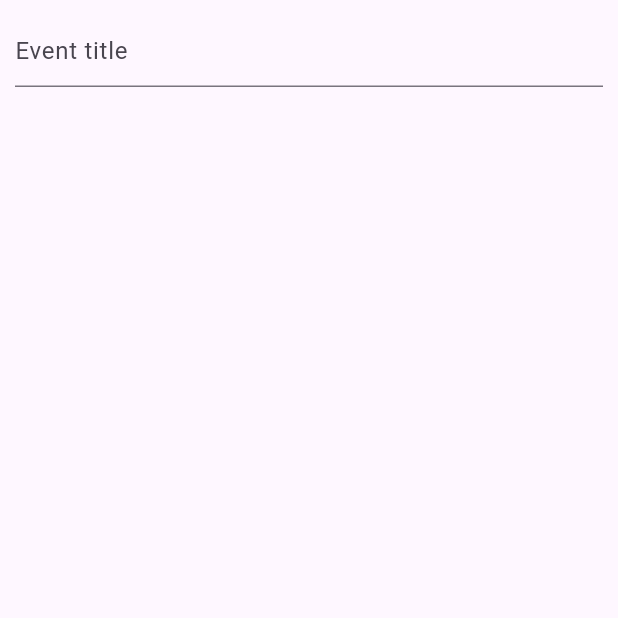
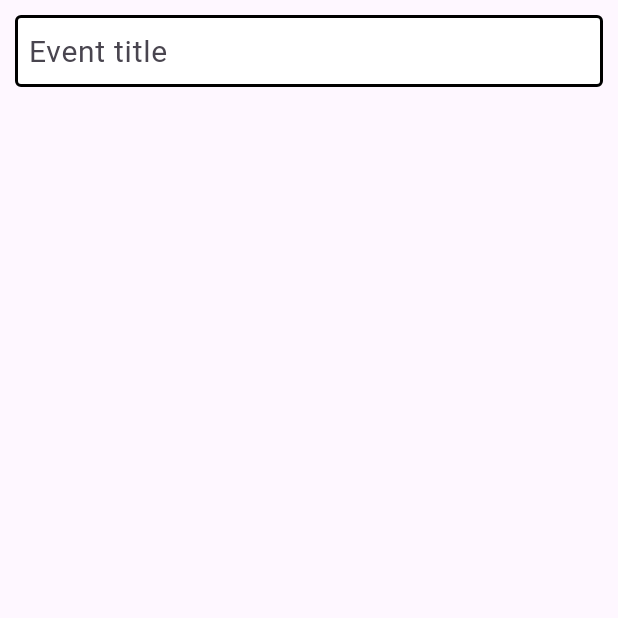
Before and after one commit to frasey/a_safe_place, a Flutter app: the screen it shows after launch, on a phone screen of 412 x 824 dp, the top half of it. Run offline on Flutter 3.47's test engine with Material 3 defaults, Android fonts, the phone set to English and light mode, and no system bars.

Commit message:
created event title input

```diff
--- a/lib/Event.dart
+++ b/lib/Event.dart
@@ -12,18 +12,40 @@ class _EventState extends State<Event> {
 
   @override
   Widget build(BuildContext context) {
+    const border = OutlineInputBorder(
+      borderSide: BorderSide(
+        width: 2.0,
+        style: BorderStyle.solid,
+      ),
+    );
+
     return Scaffold(
       body: SafeArea(
         child: Column(
           children: [
             Padding(
                 padding: const EdgeInsets.all(10),
+                child: SizedBox(
+                  height: 50,
                   child: TextField(
                     controller: textEditingController,
                     decoration: const InputDecoration(
                       hintText: 'Event title',
+                      hintStyle: TextStyle(
+                        fontSize: 20,
+                      ),
+                      filled: true,
+                      fillColor: Colors
+                          .white, // MIGHT WANT TO CHANGE THIS IF SET THEME
+                      contentPadding: EdgeInsets.all(5),
+                      focusedBorder: border,
+                      enabledBorder: border,
+                      border: OutlineInputBorder(
+                        borderRadius: BorderRadius.all(Radius.circular(5)),
+                      ),
+                    ),
+                  ),
                 )),
-            )
           ],
         ),
       ),
--- a/lib/HomePage.dart
+++ b/lib/HomePage.dart
@@ -1,5 +1,6 @@
 import 'package:flutter/material.dart';
 import 'MenuTile.dart';
+import 'Event.dart';
 
 class HomePage extends StatelessWidget {
   const HomePage({super.key});
@@ -7,6 +8,7 @@ class HomePage extends StatelessWidget {
   @override
   Widget build(BuildContext context) {
     return Scaffold(
+        // APPBAR
         appBar: AppBar(
           centerTitle: true,
           title: const Text(
@@ -52,6 +54,12 @@ class HomePage extends StatelessWidget {
             ],
           ),
         ),
-    );
+
+        // HOMEPAGE BODY
+        body: const Column(
+          children: [
+            // Event(),         OR EVENT PREVIEW?
+          ],
+        ));
   }
 }
```
Lines whose indentation alone changed are shown as unchanged.
